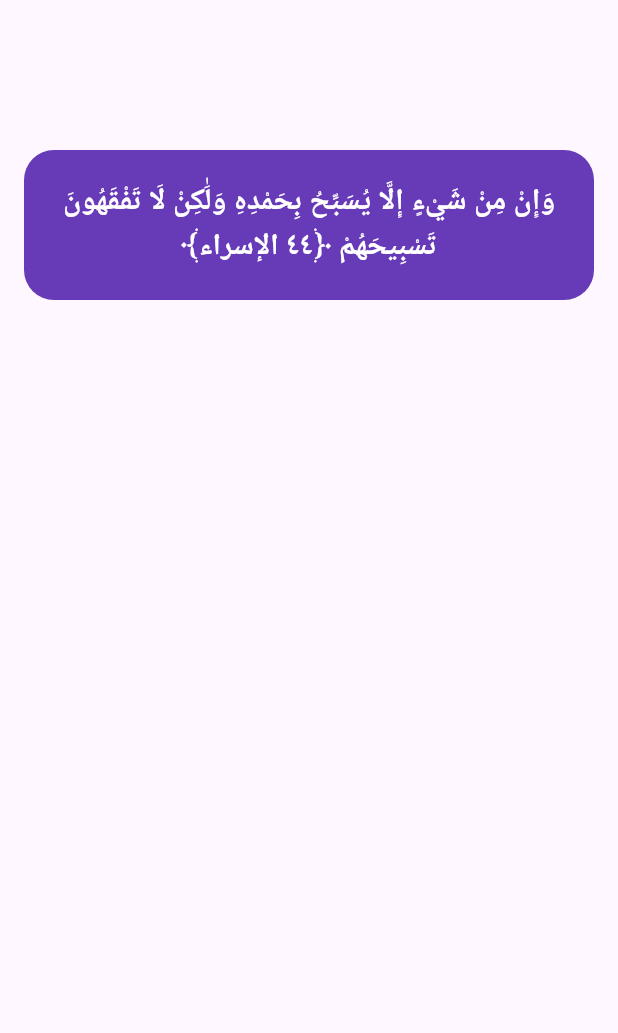
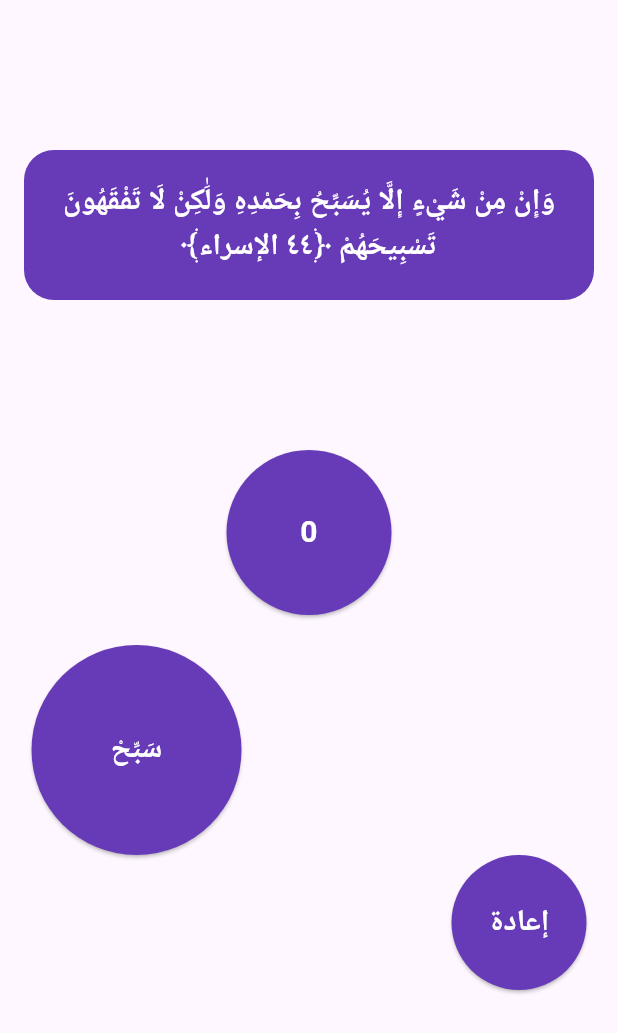
Before and after one commit to yousefmohamed35/Adkar, a Flutter app: the screen it shows after launch, on a phone screen of 412 x 824 dp. Shown: the top 1033 px of the screen. Run offline on Flutter 3.47's test engine with Material 3 defaults, Android fonts, the phone set to English and light mode, and no system bars.

Commit message:
create custom button

```diff
--- a/lib/feature/home/presentation/views/home_view.dart
+++ b/lib/feature/home/presentation/views/home_view.dart
@@ -1,5 +1,5 @@
 import 'package:flutter/material.dart';
-
+import 'widgets/custom_button.dart';
 import 'widgets/custom_container.dart';
 
 class HomeView extends StatelessWidget {
@@ -17,8 +17,18 @@ class HomeView extends StatelessWidget {
               text:
                   'وَإِنْ مِنْ شَيْءٍ إِلَّا يُسَبِّحُ بِحَمْدِهِ وَلَٰكِنْ لَا تَفْقَهُونَ تَسْبِيحَهُمْ ﴿٤٤ الإسراء﴾',
             ),
+            SizedBox(height: 100),
+            CustomButton(text: '0', width: 120, hight: 110),
             SizedBox(height: 20),
-                    ],
+            Row(
+              children: [CustomButton(text: 'سَبِّحْ', width: 150, hight: 140)],
+            ),
+
+            Row(
+              mainAxisAlignment: MainAxisAlignment.end,
+              children: [CustomButton(text: 'إعادة')],
+            ),
+          ],
         ),
       ),
     );
--- /dev/null
+++ b/lib/feature/home/presentation/views/widgets/custom_button.dart
@@ -0,0 +1,22 @@
+import 'package:flutter/material.dart';
+
+import 'custom_text.dart';
+
+class CustomButton extends StatelessWidget {
+  const CustomButton({super.key, required this.text, this.width, this.hight});
+  final String text;
+  final double? width;
+  final double? hight;
+  @override
+  Widget build(BuildContext context) {
+    return ElevatedButton(
+      style: ElevatedButton.styleFrom(
+        backgroundColor: Colors.deepPurple,
+        shape: CircleBorder(),
+        fixedSize: Size(width ?? 100, hight ?? 90),
+      ),
+      onPressed: () {},
+      child: CustomText(text: text),
+    );
+  }
+}
```
